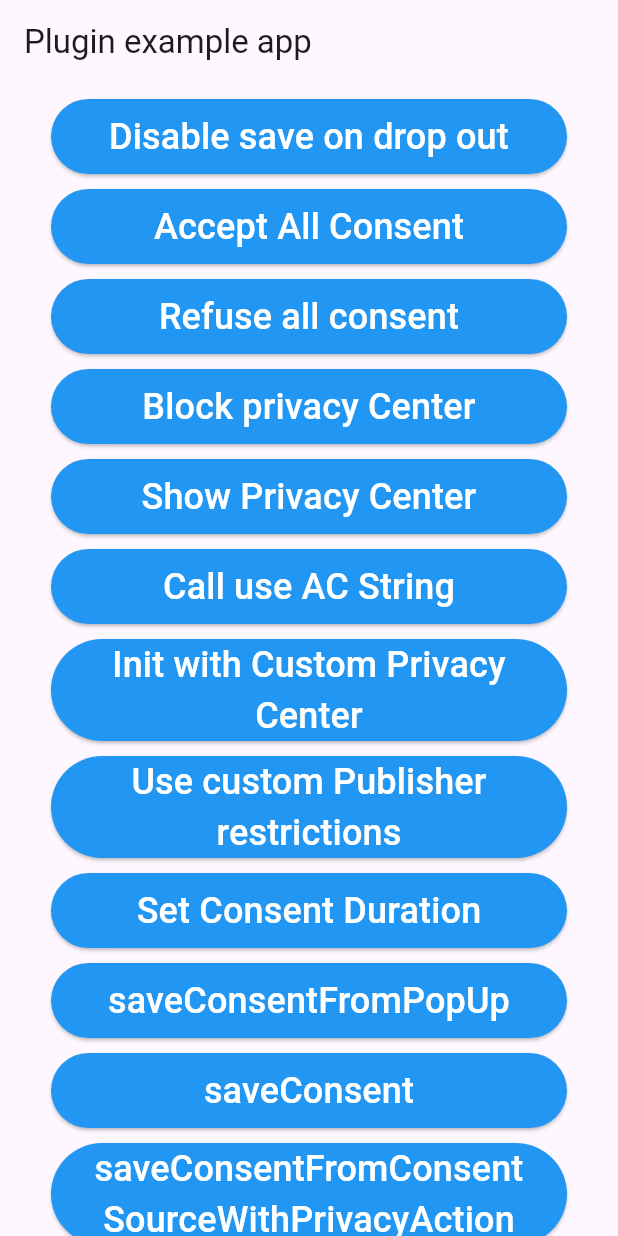
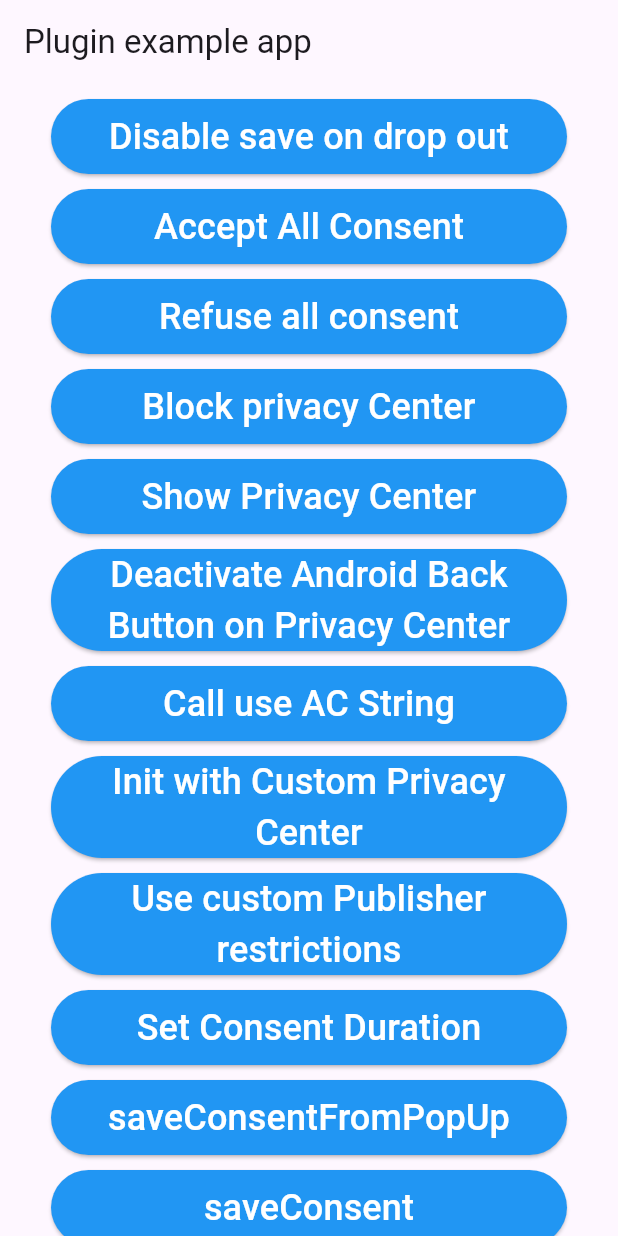
Before and after one commit to CommandersAct/tcconsent-flutter-plugin, a Flutter app: the screen it shows after launch, on a phone screen of 412 x 824 dp. Run offline on Flutter 3.47's test engine with Material 3 defaults, Android fonts, the phone set to English and light mode, and no system bars; missing offline and left inert: tccore_plugin.

Commit message:
Add button to example app

```diff
--- a/example/lib/main.dart
+++ b/example/lib/main.dart
@@ -47,6 +47,9 @@ class _MyAppState extends State<MyApp> {
                 buildTextButton('Refuse all consent', consent.refuseAllConsent ),
                 buildTextButton('Block privacy Center ',() => {consent.blockIOSPrivacyCenterDropOut = true} ),
                 buildTextButton('Show Privacy Center', consent.showPrivacyCenter ),
+                buildTextButton('Deactivate Android Back Button on Privacy Center',() {
+                  consent.deactivateAndroidBackButton();
+                }),
                 buildTextButton('Call use AC String',() {consent.useACString(true);} ),
                 buildTextButton('Init with Custom Privacy Center',() {consent.initWithCustomPCM(SITE_ID, PRIVACY_ID);} ),
                 buildTextButton('Use custom Publisher restrictions',() {consent.useCustomPublisherRestrictions();} ),
```
